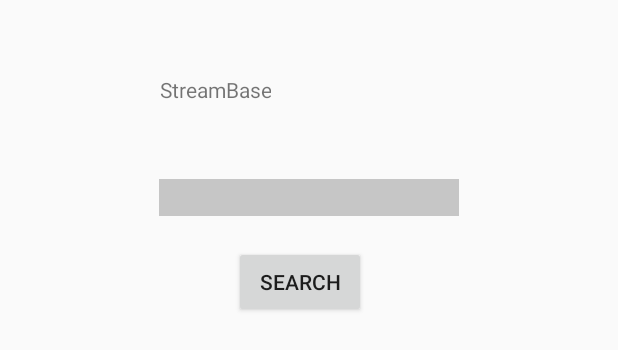
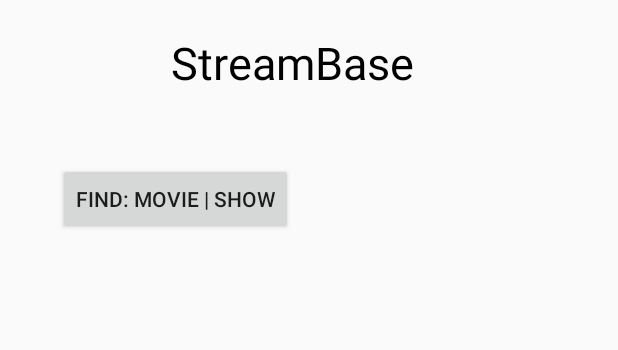
Before and after one commit to Aakash006/StreamBase, an Android app: the layout activity_main.xml on its own in the app's theme, with its tools: preview values and no code run, on a phone screen of 412 x 824 dp. Shown: the top 350 px of the screen. Run offline under Robolectric (Android 15) with nearby library versions, the phone set to English and light mode, and no system bars.

```diff
--- a/app/build.gradle
+++ b/app/build.gradle
@@ -6,7 +6,7 @@ android {
 
     defaultConfig {
         applicationId "com.example.streambase"
-        minSdkVersion 16
+        minSdkVersion 25
         targetSdkVersion 30
         versionCode 1
         versionName "1.0"
@@ -26,7 +26,7 @@ dependencies {
     implementation fileTree(dir: "libs", include: ["*.jar"])
     implementation 'androidx.appcompat:appcompat:1.2.0'
     implementation 'androidx.constraintlayout:constraintlayout:2.0.2'
-    compile 'com.android.volley:volley:1.0.0'
+    implementation 'com.android.volley:volley:1.1.0'
     testImplementation 'junit:junit:4.12'
     androidTestImplementation 'androidx.test.ext:junit:1.1.2'
     androidTestImplementation 'androidx.test.espresso:espresso-core:3.3.0'
--- a/app/src/main/AndroidManifest.xml
+++ b/app/src/main/AndroidManifest.xml
@@ -10,10 +10,10 @@
         android:roundIcon="@mipmap/ic_launcher_round"
         android:supportsRtl="true"
         android:theme="@style/AppTheme">
+        <activity android:name=".SearchActivity"/>
         <activity android:name=".MainActivity">
             <intent-filter>
                 <action android:name="android.intent.action.MAIN" />
-
                 <category android:name="android.intent.category.LAUNCHER" />
             </intent-filter>
         </activity>
--- a/app/src/main/res/layout/activity_main.xml
+++ b/app/src/main/res/layout/activity_main.xml
@@ -1,46 +1,30 @@
-<?xml version="1.0" encoding="utf-8"?>
 <LinearLayout xmlns:android="http://schemas.android.com/apk/res/android"
-    xmlns:app="http://schemas.android.com/apk/res-auto"
     xmlns:tools="http://schemas.android.com/tools"
     android:layout_width="match_parent"
     android:layout_height="match_parent"
     tools:context=".MainActivity"
-    android:orientation="vertical"
-    android:layout_gravity="center_horizontal">
-
+    android:orientation="vertical">
     <LinearLayout
         android:layout_width="wrap_content"
         android:layout_height="wrap_content"
+        android:layout_marginTop="20dp"
         android:orientation="vertical"
         android:layout_gravity="center_horizontal">
         <TextView
-            android:layout_width="wrap_content"
-            android:layout_height="wrap_content"
-            android:layout_marginTop="50dp"
-            android:gravity="center_horizontal"
-            android:text="StreamBase"/>
-
-        <EditText
-            android:layout_width="200dp"
-            android:layout_height="wrap_content"
-            android:layout_marginTop="50dp"
-            android:background="#c6c6c6"
-            android:id="@+id/search"/>
-
+            android:id="@+id/streambase"
+            android:layout_width="259dp"
+            android:layout_height="87dp"
+            android:layout_marginLeft="75dp"
+            android:layout_marginTop="1dp"
+            android:text="@string/app_name"
+            android:textAppearance="@style/streambase"
+            android:gravity="top"
+            />
         <Button
             android:layout_width="wrap_content"
             android:layout_height="wrap_content"
-            android:layout_marginTop="20dp"
-            android:layout_marginLeft="50dp"
-            android:id="@+id/searchBtn"
-            android:text="Search"/>
-
-        <TextView
-            android:layout_width="wrap_content"
-            android:layout_height="wrap_content"
-            android:id="@+id/service"/>
-
+            android:id="@+id/searchPageBtn"
+            android:text="Find: Movie | Show"/>
     </LinearLayout>
 
-
 </LinearLayout>
--- a/app/src/main/res/values/styles.xml
+++ b/app/src/main/res/values/styles.xml
@@ -7,4 +7,16 @@
         <item name="colorAccent">@color/colorAccent</item>
     </style>
 
+    <style name="streambase">
+        <item name="android:textSize">
+            30dp
+        </item>
+        <item name="android:textColor">
+            #000000
+        </item>
+        <item name="fontFamily">
+            Palanquin Dark
+        </item>
+    </style>
+
 </resources>
```
Also changed, not shown: app/src/main/java/com/example/streambase/MainActivity.java (+6 -72 lines), app/src/main/java/com/example/streambase/SearchActivity.java (added, +102 -0 lines), app/src/main/res/layout/search_activity.xml (added, +35 -0 lines), 1 other file.
